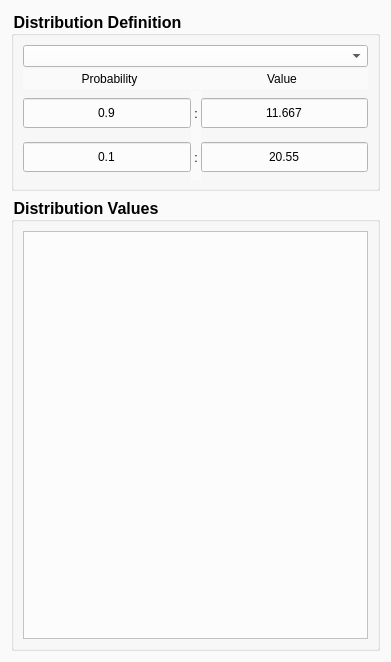
Old version of the form tribgui/_qtdesigner/qdesignFDTables.ui in the repository trhallam/trib.
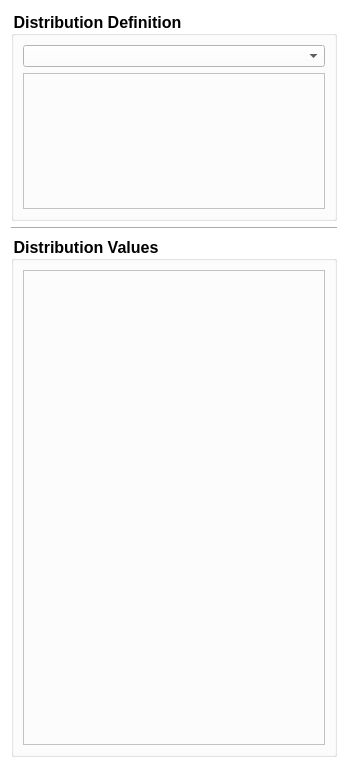
New version of the form. Custom widgets are drawn as their Qt base class.

Commit message: Start looking at using a table for Parameter Input

```diff
--- a/tribgui/_qtdesigner/qdesignFDTables.ui
+++ b/tribgui/_qtdesigner/qdesignFDTables.ui
@@ -6,8 +6,8 @@
    <rect>
     <x>0</x>
     <y>0</y>
-    <width>391</width>
-    <height>662</height>
+    <width>348</width>
+    <height>768</height>
    </rect>
   </property>
   <property name="minimumSize">
@@ -20,21 +20,58 @@
    <string>Form</string>
   </property>
   <property name="styleSheet">
-   <string notr="true">background-color: rgb(250, 250, 250);</string>
+   <string notr="true">background-color: rgb(255, 255, 255);</string>
   </property>
   <layout class="QGridLayout" name="gridLayout">
+   <item row="2" column="0">
+    <widget class="QGroupBox" name="distributionValuesGroup">
+     <property name="minimumSize">
+      <size>
+       <width>250</width>
+       <height>250</height>
+      </size>
+     </property>
+     <property name="font">
+      <font>
+       <pointsize>12</pointsize>
+       <weight>75</weight>
+       <bold>true</bold>
+      </font>
+     </property>
+     <property name="styleSheet">
+      <string notr="true">background-color: rgb(255, 255, 255);</string>
+     </property>
+     <property name="title">
+      <string>Distribution Values</string>
+     </property>
+     <layout class="QGridLayout" name="gridLayout_2">
+      <item row="1" column="0">
+       <widget class="XParameterTableWidget" name="tableWidgetDistrValues">
+        <property name="styleSheet">
+         <string notr="true">selection-color: rgb(93, 87, 107);
+selection-background-color: rgb(139, 218, 249);
+background-color: rgb(252, 252, 252);
+border-color: rgb(93, 87, 107);
+alternate-background-color: rgb(255, 250, 227);
+font: 75 14pt &quot;Arial&quot;;</string>
+        </property>
+       </widget>
+      </item>
+     </layout>
+    </widget>
+   </item>
    <item row="0" column="0">
     <widget class="QGroupBox" name="distributionDefBox">
      <property name="minimumSize">
       <size>
        <width>250</width>
-       <height>180</height>
+       <height>210</height>
       </size>
      </property>
      <property name="maximumSize">
       <size>
        <width>16777215</width>
-       <height>180</height>
+       <height>210</height>
       </size>
      </property>
      <property name="font">
@@ -45,330 +82,47 @@
       </font>
      </property>
      <property name="styleSheet">
-      <string notr="true">background-color: rgb(250, 250, 250);</string>
+      <string notr="true">background-color: rgb(255, 255, 255);</string>
      </property>
      <property name="title">
       <string>Distribution Definition</string>
      </property>
      <layout class="QGridLayout" name="gridLayout_3">
       <item row="0" column="0">
-       <layout class="QVBoxLayout" name="verticalLayout">
-        <property name="spacing">
-         <number>0</number>
-        </property>
-        <property name="sizeConstraint">
-         <enum>QLayout::SetMinimumSize</enum>
-        </property>
-        <item>
-         <widget class="QComboBox" name="comboBoxDist">
-          <property name="styleSheet">
-           <string notr="true">selection-color: rgb(93, 87, 107);
+       <widget class="QComboBox" name="comboBoxDist">
+        <property name="styleSheet">
+         <string notr="true">selection-color: rgb(93, 87, 107);
 selection-background-color: rgb(139, 218, 249);
 background-color: rgb(252, 252, 252);
 border-color: rgb(93, 87, 107);
 alternate-background-color: rgb(255, 250, 227);
 font: 75 14pt &quot;Arial&quot;;</string>
-          </property>
-          <property name="currentText">
-           <string/>
-          </property>
-         </widget>
-        </item>
-        <item>
-         <layout class="QHBoxLayout" name="horizontalLayoutLabel">
-          <property name="topMargin">
-           <number>2</number>
-          </property>
-          <property name="bottomMargin">
-           <number>2</number>
-          </property>
-          <item>
-           <widget class="QLabel" name="labelProb">
-            <property name="minimumSize">
-             <size>
-              <width>110</width>
-              <height>20</height>
-             </size>
-            </property>
-            <property name="maximumSize">
-             <size>
-              <width>16777215</width>
-              <height>20</height>
-             </size>
-            </property>
-            <property name="font">
-             <font>
-              <family>Tahoma</family>
-             </font>
-            </property>
-            <property name="text">
-             <string>Probability</string>
-            </property>
-            <property name="alignment">
-             <set>Qt::AlignCenter</set>
-            </property>
-           </widget>
-          </item>
-          <item>
-           <widget class="QLabel" name="labelValue">
-            <property name="minimumSize">
-             <size>
-              <width>110</width>
-              <height>20</height>
-             </size>
-            </property>
-            <property name="maximumSize">
-             <size>
-              <width>16777215</width>
-              <height>20</height>
-             </size>
-            </property>
-            <property name="font">
-             <font>
-              <family>Tahoma</family>
-             </font>
-            </property>
-            <property name="text">
-             <string>Value</string>
-            </property>
-            <property name="alignment">
-             <set>Qt::AlignCenter</set>
-            </property>
-           </widget>
-          </item>
-         </layout>
-        </item>
-        <item>
-         <layout class="QHBoxLayout" name="horizontalLayout1">
-          <item>
-           <widget class="QLineEdit" name="lineEditProb1">
-            <property name="minimumSize">
-             <size>
-              <width>0</width>
-              <height>30</height>
-             </size>
-            </property>
-            <property name="toolTip">
-             <string>Enter probability between 0 and 100</string>
-            </property>
-            <property name="styleSheet">
-             <string notr="true">selection-color: rgb(93, 87, 107);
+        </property>
+        <property name="currentText">
+         <string/>
+        </property>
+       </widget>
+      </item>
+      <item row="1" column="0">
+       <widget class="XParameterTableWidget" name="tableWidgetDistrInputs">
+        <property name="styleSheet">
+         <string notr="true">selection-color: rgb(93, 87, 107);
 selection-background-color: rgb(139, 218, 249);
 background-color: rgb(252, 252, 252);
 border-color: rgb(93, 87, 107);
 alternate-background-color: rgb(255, 250, 227);
 font: 75 14pt &quot;Arial&quot;;</string>
-            </property>
-            <property name="text">
-             <string>0.9</string>
-            </property>
-            <property name="maxLength">
-             <number>5</number>
-            </property>
-            <property name="alignment">
-             <set>Qt::AlignCenter</set>
-            </property>
-            <property name="placeholderText">
-             <string>90</string>
-            </property>
-            <property name="clearButtonEnabled">
-             <bool>false</bool>
-            </property>
-           </widget>
-          </item>
-          <item>
-           <widget class="QLabel" name="labeldots1">
-            <property name="minimumSize">
-             <size>
-              <width>10</width>
-              <height>45</height>
-             </size>
-            </property>
-            <property name="font">
-             <font>
-              <family>Tahoma</family>
-             </font>
-            </property>
-            <property name="text">
-             <string>:</string>
-            </property>
-            <property name="alignment">
-             <set>Qt::AlignCenter</set>
-            </property>
-           </widget>
-          </item>
-          <item>
-           <widget class="QLineEdit" name="lineEditValue1">
-            <property name="minimumSize">
-             <size>
-              <width>0</width>
-              <height>30</height>
-             </size>
-            </property>
-            <property name="toolTip">
-             <string>Enter probability associated value</string>
-            </property>
-            <property name="styleSheet">
-             <string notr="true">selection-color: rgb(139, 218, 249);
-background-color: rgb(252, 252, 252);
-border-color: rgb(93, 87, 107);
-alternate-background-color: rgb(255, 250, 227);
-font: 75 14pt &quot;Arial&quot;;</string>
-            </property>
-            <property name="text">
-             <string>11.667</string>
-            </property>
-            <property name="maxLength">
-             <number>10</number>
-            </property>
-            <property name="alignment">
-             <set>Qt::AlignCenter</set>
-            </property>
-            <property name="placeholderText">
-             <string/>
-            </property>
-            <property name="clearButtonEnabled">
-             <bool>false</bool>
-            </property>
-           </widget>
-          </item>
-         </layout>
-        </item>
-        <item>
-         <layout class="QHBoxLayout" name="horizontalLayout2">
-          <item>
-           <widget class="QLineEdit" name="lineEditProb2">
-            <property name="minimumSize">
-             <size>
-              <width>0</width>
-              <height>30</height>
-             </size>
-            </property>
-            <property name="toolTip">
-             <string>Enter probability between 0 and 100</string>
-            </property>
-            <property name="styleSheet">
-             <string notr="true">selection-color: rgb(139, 218, 249);
-background-color: rgb(252, 252, 252);
-border-color: rgb(93, 87, 107);
-alternate-background-color: rgb(255, 250, 227);
-font: 75 14pt &quot;Arial&quot;;</string>
-            </property>
-            <property name="text">
-             <string>0.1</string>
-            </property>
-            <property name="maxLength">
-             <number>5</number>
-            </property>
-            <property name="alignment">
-             <set>Qt::AlignCenter</set>
-            </property>
-            <property name="placeholderText">
-             <string>10</string>
-            </property>
-            <property name="clearButtonEnabled">
-             <bool>false</bool>
-            </property>
-           </widget>
-          </item>
-          <item>
-           <widget class="QLabel" name="labeldots2">
-            <property name="minimumSize">
-             <size>
-              <width>10</width>
-              <height>45</height>
-             </size>
-            </property>
-            <property name="font">
-             <font>
-              <family>Tahoma</family>
-             </font>
-            </property>
-            <property name="text">
-             <string>:</string>
-            </property>
-            <property name="alignment">
-             <set>Qt::AlignCenter</set>
-            </property>
-           </widget>
-          </item>
-          <item>
-           <widget class="QLineEdit" name="lineEditValue2">
-            <property name="minimumSize">
-             <size>
-              <width>0</width>
-              <height>30</height>
-             </size>
-            </property>
-            <property name="toolTip">
-             <string>Enter probability associated value</string>
-            </property>
-            <property name="styleSheet">
-             <string notr="true">selection-color: rgb(139, 218, 249);
-background-color: rgb(252, 252, 252);
-border-color: rgb(93, 87, 107);
-alternate-background-color: rgb(255, 250, 227);
-font: 75 14pt &quot;Arial&quot;;</string>
-            </property>
-            <property name="text">
-             <string>20.55</string>
-            </property>
-            <property name="maxLength">
-             <number>10</number>
-            </property>
-            <property name="alignment">
-             <set>Qt::AlignCenter</set>
-            </property>
-            <property name="placeholderText">
-             <string/>
-            </property>
-            <property name="clearButtonEnabled">
-             <bool>false</bool>
-            </property>
-           </widget>
-          </item>
-         </layout>
-        </item>
-       </layout>
+        </property>
+       </widget>
       </item>
      </layout>
     </widget>
    </item>
    <item row="1" column="0">
-    <widget class="QGroupBox" name="distributionValuesGroup">
-     <property name="minimumSize">
-      <size>
-       <width>250</width>
-       <height>250</height>
-      </size>
+    <widget class="Line" name="line">
+     <property name="orientation">
+      <enum>Qt::Horizontal</enum>
      </property>
-     <property name="font">
-      <font>
-       <pointsize>12</pointsize>
-       <weight>75</weight>
-       <bold>true</bold>
-      </font>
-     </property>
-     <property name="styleSheet">
-      <string notr="true">background-color: rgb(250, 250, 250);</string>
-     </property>
-     <property name="title">
-      <string>Distribution Values</string>
-     </property>
-     <layout class="QGridLayout" name="gridLayout_2">
-      <item row="0" column="0">
-       <widget class="XParameterTableWidget" name="tableWidgetDistrValues">
-        <property name="styleSheet">
-         <string notr="true">selection-color: rgb(93, 87, 107);
-selection-background-color: rgb(139, 218, 249);
-background-color: rgb(252, 252, 252);
-border-color: rgb(93, 87, 107);
-alternate-background-color: rgb(255, 250, 227);
-font: 75 14pt &quot;Arial&quot;;</string>
-        </property>
-       </widget>
-      </item>
-     </layout>
     </widget>
    </item>
   </layout>
```
